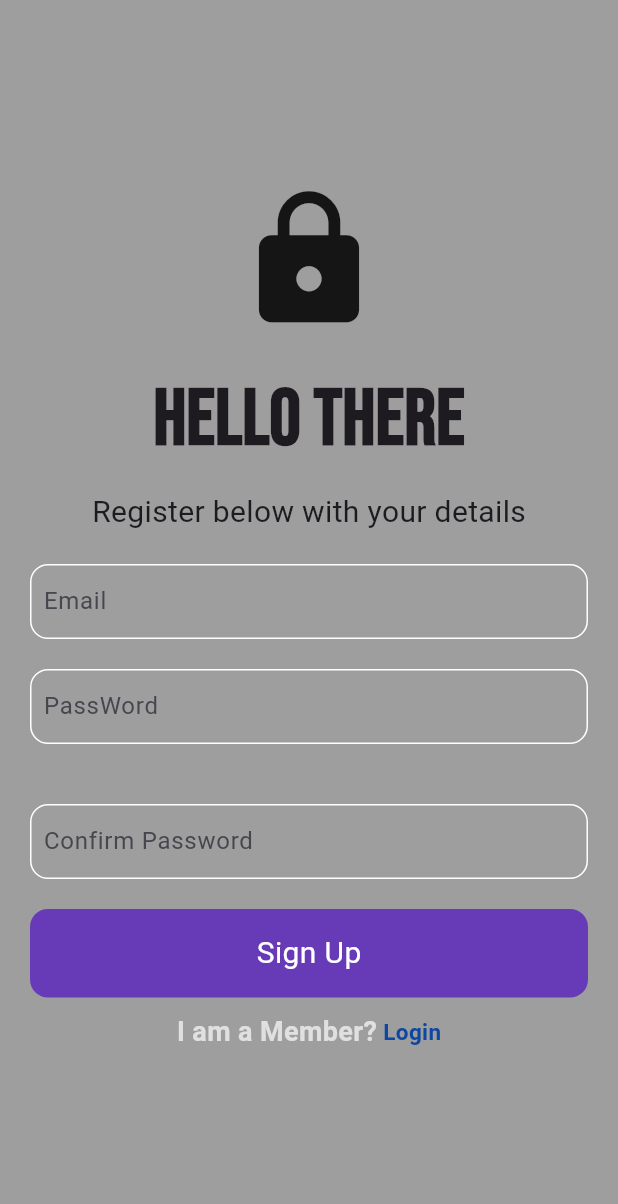
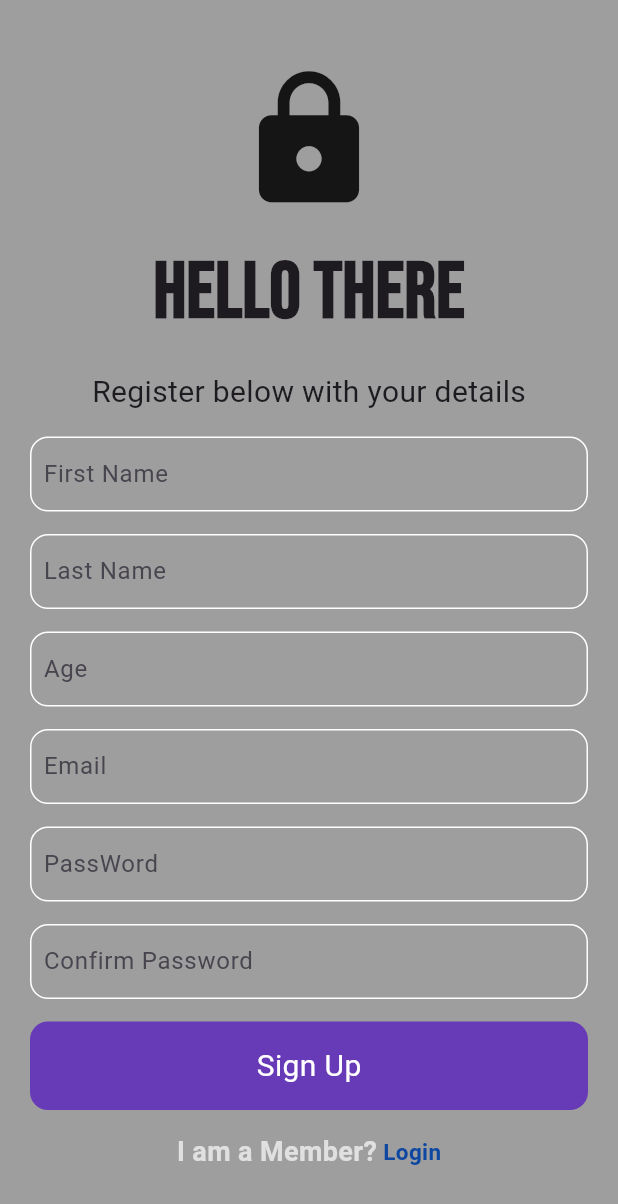
Before and after one commit to DenisIrungu/FireBase_Auth_Project, a Flutter app: the screen it shows after launch, after a tap on "Register Now", on a phone screen of 412 x 824 dp. Shown: the top 1204 px of the screen. Run offline on Flutter 3.47's test engine with Material 3 defaults, Android fonts, the phone set to English and light mode, and no system bars; our stand-ins replace cloud_firestore, firebase_auth, firebase_core, google_fonts; accounts and stored records are empty; network calls fail.

Commit message:
Reset user password & Creating user data

```diff
--- a/lib/Auth/main_page.dart
+++ b/lib/Auth/main_page.dart
@@ -16,10 +16,10 @@ class MainPage extends StatelessWidget {
         stream: FirebaseAuth.instance.authStateChanges(),
         builder:(context, snapshot) {
           if(snapshot.hasData){
-            return Homepage();
+            return const Homepage();
           }else{
             //Let it check for the authPage to determine where the user is in the login page or register page
-            return AuthPage();
+            return const AuthPage();
           }
         },),
     );
--- a/lib/main.dart
+++ b/lib/main.dart
@@ -1,5 +1,6 @@
 //import 'package:auth_project/home_screen.dart';
 import 'package:auth_project/Auth/main_page.dart';
+import 'package:auth_project/pages/forgetpassword.dart';
 import 'package:flutter/material.dart';
 import 'package:firebase_core/firebase_core.dart';
 
@@ -15,9 +16,12 @@ class MyApp extends StatelessWidget {
 
   @override
   Widget build(BuildContext context) {
-    return const MaterialApp(
+    return  MaterialApp(
       debugShowCheckedModeBanner: false,
-      home: MainPage(),
+      home: const MainPage(),
+      routes: {
+        '/forgetpassword': (context) => const ForgetPassword()
+      },
     );
   }
 }
--- a/lib/pages/loginscreen.dart
+++ b/lib/pages/loginscreen.dart
@@ -6,8 +6,7 @@ import 'package:google_fonts/google_fonts.dart';
 
 class LoginScreen extends StatefulWidget {
   final VoidCallback showRegisterPage;
-   const LoginScreen({super.key,
-   required this.showRegisterPage});
+  const LoginScreen({super.key, required this.showRegisterPage});
 
   @override
   State<LoginScreen> createState() => _LoginScreenState();
@@ -15,10 +14,9 @@ class LoginScreen extends StatefulWidget {
 
 class _LoginScreenState extends State<LoginScreen> {
   final emailController = TextEditingController();
-  final passwordController =  TextEditingController();
+  final passwordController = TextEditingController();
 
-
-  Future tapToSign() async{
+  Future tapToSign() async {
     await FirebaseAuth.instance.signInWithEmailAndPassword(
         email: emailController.text.trim(),
         password: passwordController.text.trim());
@@ -31,8 +29,6 @@ class _LoginScreenState extends State<LoginScreen> {
     super.dispose();
   }
 
-
-
   @override
   Widget build(BuildContext context) {
     return Scaffold(
@@ -42,8 +38,13 @@ class _LoginScreenState extends State<LoginScreen> {
           child: Column(
             mainAxisAlignment: MainAxisAlignment.center,
             children: [
-                const Icon(Icons.lock, size: 100,),
-                const SizedBox(height: 20,),
+              const Icon(
+                Icons.lock,
+                size: 100,
+              ),
+              const SizedBox(
+                height: 20,
+              ),
               Text(
                 'HELLO AGAIN',
                 style: GoogleFonts.bebasNeue(
@@ -74,12 +75,18 @@ class _LoginScreenState extends State<LoginScreen> {
               const SizedBox(
                 height: 5,
               ),
-                const Padding(
-                  padding: EdgeInsets.only(right: 20.0),
+              Padding(
+                padding: const EdgeInsets.only(right: 20.0),
                 child: Row(
                   mainAxisAlignment: MainAxisAlignment.end,
                   children: [
-                      Text('Forgot Password?'),
+                    GestureDetector(
+                      onTap: (){
+                        Navigator.pushNamed(context, '/forgetpassword');
+                      },
+                      child: Text('Forgot Password?',
+                      style: TextStyle(color: Colors.blue[900], fontWeight: FontWeight.bold)
+                      )),
                   ],
                 ),
               ),
@@ -111,7 +118,8 @@ class _LoginScreenState extends State<LoginScreen> {
                 children: [
                   Text(
                     'Not A Member?',
-                      style: TextStyle(color: Colors.grey[300], fontWeight: FontWeight.bold),
+                    style: TextStyle(
+                        color: Colors.grey[300], fontWeight: FontWeight.bold),
                   ),
                   GestureDetector(
                     onTap: widget.showRegisterPage,
--- a/lib/pages/registerscreen.dart
+++ b/lib/pages/registerscreen.dart
@@ -1,5 +1,6 @@
 import 'package:auth_project/constats/colors.dart';
 import 'package:auth_project/constats/textfields.dart';
+import 'package:cloud_firestore/cloud_firestore.dart';
 import 'package:firebase_auth/firebase_auth.dart';
 import 'package:flutter/material.dart';
 import 'package:google_fonts/google_fonts.dart';
@@ -16,6 +17,9 @@ class _RegisterScreenState extends State<RegisterScreen> {
   final emailController = TextEditingController();
   final passwordController = TextEditingController();
   final confirmPasswordController = TextEditingController();
+  final firstNameController = TextEditingController();
+  final lastNameController = TextEditingController();
+  final ageController = TextEditingController();
 
   Future signUp() async {
     // if(passwordConfirmed()) {
@@ -48,6 +52,20 @@ class _RegisterScreenState extends State<RegisterScreen> {
         const SnackBar(content: Text('Passwords do not match')),
       );
     }
+    addUserData(
+      firstNameController.text.trim(),
+      lastNameController.text.trim(),
+      int.parse(ageController.text.trim()),
+      emailController.text.trim()
+    );
+   }
+   Future addUserData(String firstName, String lastName, int age, String email) async{
+    await FirebaseFirestore.instance.collection('users').add({
+      'First Name': firstName,
+      'Last Name': lastName,
+      'Age': age,
+      'Email': email
+    });
    }
 
   bool passwordConfirmed() {
@@ -60,6 +78,9 @@ class _RegisterScreenState extends State<RegisterScreen> {
     emailController.dispose();
     passwordController.dispose();
     confirmPasswordController.dispose();
+    firstNameController.dispose();
+    lastNameController.dispose();
+    ageController.dispose();
     super.dispose();
   }
 
@@ -78,7 +99,7 @@ class _RegisterScreenState extends State<RegisterScreen> {
                   size: 100,
                 ),
                 const SizedBox(
-                  height: 20,
+                  height: 15,
                 ),
                 Text(
                   'HELLO THERE',
@@ -86,39 +107,51 @@ class _RegisterScreenState extends State<RegisterScreen> {
                       fontSize: 52, fontWeight: FontWeight.bold),
                 ),
                 const SizedBox(
-                  height: 10,
+                  height: 15,
                 ),
                 const Text(
                   'Register below with your details',
                   style: TextStyle(fontSize: 20),
                 ),
                 const SizedBox(
-                  height: 20,
+                  height: 15,
                 ),
+                MyTextFields(
+                  controller: firstNameController,
+                  hintText: 'First Name',
+                  obscureText: false),
+                SizedBox(height: 15,),
+                MyTextFields(
+                  controller: lastNameController,
+                  hintText: 'Last Name',
+                  obscureText: false),
+                SizedBox(height: 15,),
+                MyTextFields(
+                  controller: ageController,
+                  hintText: 'Age',
+                  obscureText: false),
+                SizedBox(height: 15,),
                 MyTextFields(
                   hintText: 'Email',
                   obscureText: false,
                   controller: emailController,
                 ),
                 const SizedBox(
-                  height: 20,
+                  height: 15,
                 ),
                 MyTextFields(
                     controller: passwordController,
                     hintText: 'PassWord',
                     obscureText: true),
                 const SizedBox(
-                  height: 20,
-                ),
-                const SizedBox(
-                  height: 20,
+                  height: 15,
                 ),
                 MyTextFields(
                     controller: confirmPasswordController,
                     hintText: 'Confirm Password',
                     obscureText: true),
                 const SizedBox(
-                  height: 20,
+                  height: 15,
                 ),
                 Padding(
                   padding: const EdgeInsets.symmetric(horizontal: 20.0),
@@ -138,7 +171,7 @@ class _RegisterScreenState extends State<RegisterScreen> {
                   ),
                 ),
                 const SizedBox(
-                  height: 10,
+                  height: 15,
                 ),
                 Row(
                   mainAxisAlignment: MainAxisAlignment.center,
--- a/pubspec.yaml
+++ b/pubspec.yaml
@@ -37,6 +37,7 @@ dependencies:
   cupertino_icons: ^1.0.8
   google_fonts:
   firebase_auth: ^5.3.3
+  cloud_firestore: ^5.5.0
 
 dev_dependencies:
   flutter_test:
```
Also changed, not shown: lib/pages/forgetpassword.dart (added, +88 -0 lines), pubspec.lock, 3 other files. Lines whose indentation alone changed are shown as unchanged.
